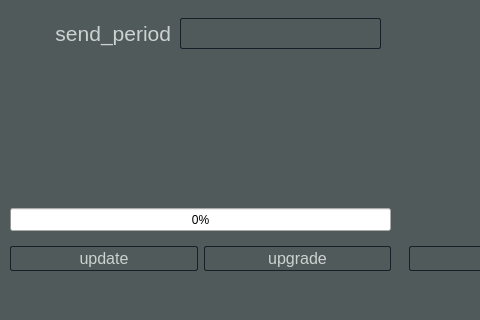
First picture: the form in mainwindow.ui, repository DrDeLaBill/logger, before the edit; both pictures show x 0 to 480 and y 182 to 502 of the 800 by 502 pixel window.
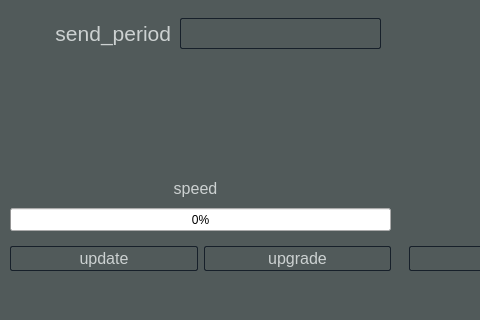
Second picture: the form after the edit.

```diff
--- a/mainwindow.ui
+++ b/mainwindow.ui
@@ -378,6 +378,27 @@
          <number>0</number>
         </property>
        </widget>
+       <widget class="QLabel" name="speed">
+        <property name="geometry">
+         <rect>
+          <x>100</x>
+          <y>350</y>
+          <width>171</width>
+          <height>21</height>
+         </rect>
+        </property>
+        <property name="font">
+         <font>
+          <pointsize>12</pointsize>
+         </font>
+        </property>
+        <property name="text">
+         <string>speed</string>
+        </property>
+        <property name="alignment">
+         <set>Qt::AlignCenter</set>
+        </property>
+       </widget>
       </widget>
      </item>
      <item>
```
